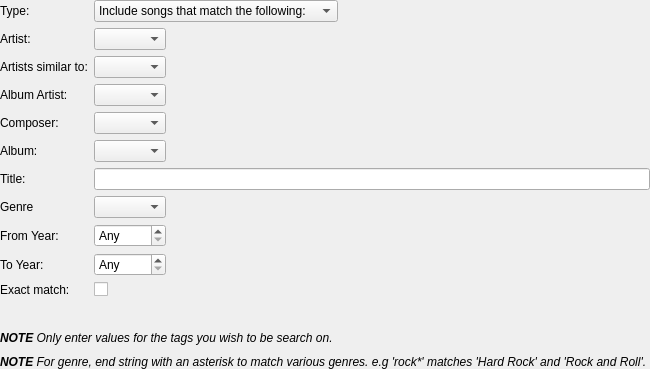
Qt form dynamic/dynamicrule.ui (CDrummond/cantata) before a commit.
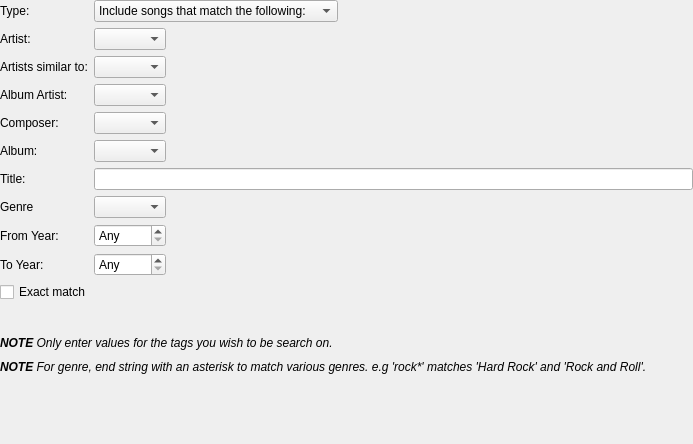
The same form after that commit. Custom widgets are drawn as their Qt base class.

Commit message: Remove usage of Gtk-style on-off button for Gtk style, and instead give checkboxes better text and adjust config layout.

```diff
--- a/dynamic/dynamicrule.ui
+++ b/dynamic/dynamicrule.ui
@@ -6,8 +6,8 @@
    <rect>
     <x>0</x>
     <y>0</y>
-    <width>397</width>
-    <height>333</height>
+    <width>693</width>
+    <height>444</height>
    </rect>
   </property>
   <layout class="QVBoxLayout" name="verticalLayout">
@@ -143,19 +143,6 @@
        </property>
       </widget>
      </item>
-     <item row="10" column="0">
-      <widget class="BuddyLabel" name="label_5x">
-       <property name="text">
-        <string>Exact match:</string>
-       </property>
-       <property name="buddy">
-        <cstring>exactCheck</cstring>
-       </property>
-      </widget>
-     </item>
-     <item row="10" column="1">
-      <widget class="OnOffButton" name="exactCheck"/>
-     </item>
      <item row="0" column="0">
       <widget class="BuddyLabel" name="label_9">
        <property name="text">
@@ -193,6 +180,13 @@
      <item row="2" column="1">
       <widget class="CompletionCombo" name="similarArtistsText"/>
      </item>
+     <item row="10" column="0" colspan="2">
+      <widget class="QCheckBox" name="exactCheck">
+       <property name="text">
+        <string>Exact match</string>
+       </property>
+      </widget>
+     </item>
     </layout>
    </item>
    <item>
@@ -285,21 +279,6 @@
   </layout>
  </widget>
  <customwidgets>
-  <customwidget>
-   <class>OnOffButton</class>
-   <extends>QCheckBox</extends>
-   <header>onoffbutton.h</header>
-  </customwidget>
-  <customwidget>
-   <class>LineEdit</class>
-   <extends>QLineEdit</extends>
-   <header>lineedit.h</header>
-  </customwidget>
-  <customwidget>
-   <class>CompletionCombo</class>
-   <extends>QComboBox</extends>
-   <header>completioncombo.h</header>
-  </customwidget>
   <customwidget>
    <class>BuddyLabel</class>
    <extends>QLabel</extends>
@@ -310,6 +289,16 @@
    <extends>QSpinBox</extends>
    <header>spinbox.h</header>
   </customwidget>
+  <customwidget>
+   <class>LineEdit</class>
+   <extends>QLineEdit</extends>
+   <header>lineedit.h</header>
+  </customwidget>
+  <customwidget>
+   <class>CompletionCombo</class>
+   <extends>QComboBox</extends>
+   <header>completioncombo.h</header>
+  </customwidget>
  </customwidgets>
  <tabstops>
   <tabstop>typeCombo</tabstop>
```
Left out of the diff: 11 changed lines with no effect on the pictures. Lines whose indentation alone changed are shown as unchanged. The commit also changes 34 other files.
